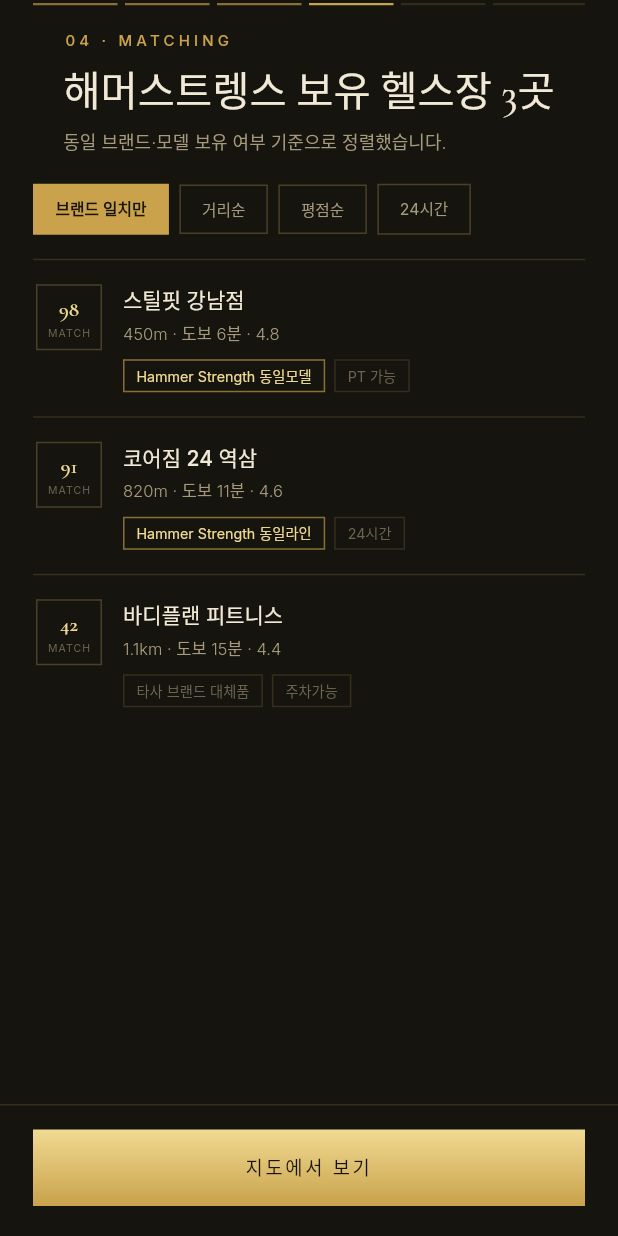
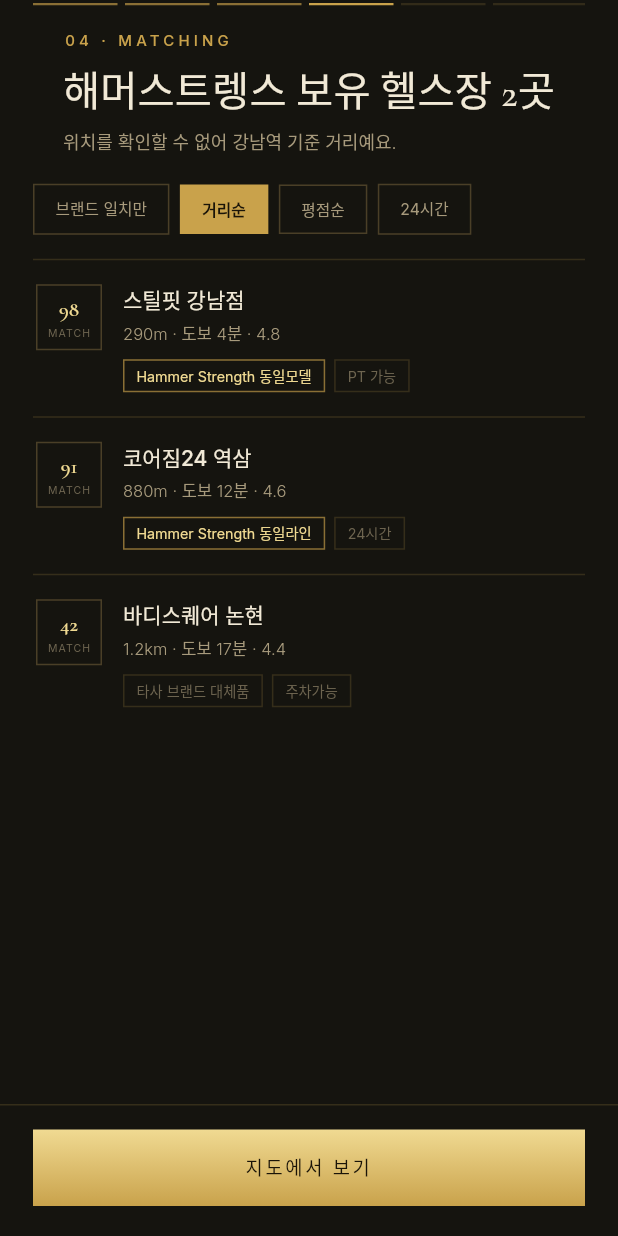
Before and after one commit to Seungho-Sohn/fit_link, a Flutter app: the GearFlow widget shown alone on an empty page, opened directly, after a tap on "사진 선택 또는 촬영", after a tap on "분석 결과 보기", after a tap on "이 브랜드로 헬스장 찾기", on a phone screen of 412 x 824 dp. Run offline on Flutter 3.47's test engine with Material 3 defaults, Android fonts, the phone set to English and light mode, and no system bars; our stand-ins replace flutter_map, geolocator, google_fonts, latlong2, shared_preferences; accounts and stored records are empty.

Commit message:
헬스장 지도를 실제 지도(OpenStreetMap)와 내 위치로 교체
- flutter_map + OSM 타일(API 키 불필요), 앱 테마에 맞춘 어두운 타일, 출처 표기
- geolocator로 현재 위치, 권한 거부·실패 시 강남역 기준으로 대체
- 목업 헬스장에 좌표 추가: 거리 문구를 저장값 대신 좌표로 계산 (홈 혼잡도 목록 포함)
- 기구 매칭 4~6단계: 실제 거리 표시, 필터(브랜드 일치·거리순·평점순·24시간) 동작,
  지도 핀으로 헬스장 선택, 선택한 헬스장 정보로 확정 화면 구성
  (매칭 목록의 '바디플랜 피트니스'는 공통 목업 '바디스퀘어 논현'으로 통일, 기본 필터는 거리순)
- 길찾기는 카카오맵 공개 링크로 외부 앱/브라우저 열기 (url_launcher)
- 권한: Android 인터넷·위치·https 링크, iOS 위치, macOS 네트워크·위치
- Dart SDK 하한 3.6 (flutter_map 요구사항)
- 지도·거리 테스트 2개 추가

Co-Authored-By: Claude Opus 5.5 <noreply@anthropic.com>

```diff
--- a/lib/data/mock_data.dart
+++ b/lib/data/mock_data.dart
@@ -1,4 +1,5 @@
 // HTML <script> 안의 하드코딩 데이터를 그대로 옮긴 목업 데이터
+import 'package:latlong2/latlong.dart';
 
 String won(num n) {
   final s = n.round().toString();
@@ -310,9 +311,10 @@ const news = [
 
 /* ===== 헬스장 혼잡도 ===== */
 class Gym {
-  final String name, dist;
+  final String name;
   final int now, area;
-  const Gym(this.name, this.dist, this.now, this.area);
+  final LatLng pos;
+  const Gym(this.name, this.now, this.area, this.pos);
   double get spp => area / now; // 1인당 평수
   int get dens {
     final d = (130 / spp).round();
@@ -320,13 +322,16 @@ class Gym {
   }
 }
 
+/// 목업 헬스장 (좌표는 강남 일대 실제 지역 기준의 가상 위치)
 const gyms = [
-  Gym('스틸핏 강남점', '450m · 도보 6분', 37, 150),
-  Gym('코어짐24 역삼', '820m · 도보 11분', 90, 120),
-  Gym('바디스퀘어 논현', '1.0km · 도보 14분', 62, 200),
-  Gym('아이언짐 삼성', '1.6km · 도보 21분', 128, 140),
-  Gym('머슬팩토리 선릉', '1.3km · 도보 17분', 200, 320),
+  Gym('스틸핏 강남점', 37, 150, LatLng(37.4997, 127.0300)),
+  Gym('코어짐24 역삼', 90, 120, LatLng(37.5009, 127.0368)),
+  Gym('바디스퀘어 논현', 62, 200, LatLng(37.5085, 127.0236)),
+  Gym('아이언짐 삼성', 128, 140, LatLng(37.5088, 127.0631)),
+  Gym('머슬팩토리 선릉', 200, 320, LatLng(37.5045, 127.0490)),
 ];
+
+Gym gymByName(String name) => gyms.firstWhere((g) => g.name == name);
 
 /* ===== PT 트레이너 ===== */
 class Trainer {
--- a/lib/screens/gear_flow.dart
+++ b/lib/screens/gear_flow.dart
@@ -1,21 +1,77 @@
 import 'package:flutter/material.dart';
+import 'package:latlong2/latlong.dart';
+import 'package:url_launcher/url_launcher.dart';
+import '../data/mock_data.dart';
+import '../services/location.dart';
 import '../state/app_state.dart';
 import '../theme.dart';
 import '../widgets/common.dart';
+import '../widgets/gym_map.dart';
+
+/// 기구 매칭 결과 (목업): 헬스장 · 매칭 점수 · 평점 · 태그 · 운영 시간
+const _matches = [
+  (gym: '스틸핏 강남점', score: 98, rating: 4.8, tag1: 'Hammer Strength 동일모델', tag2: 'PT 가능', has: true, hours: '06:00–24:00'),
+  (gym: '코어짐24 역삼', score: 91, rating: 4.6, tag1: 'Hammer Strength 동일라인', tag2: '24시간', has: true, hours: '24시간'),
+  (gym: '바디스퀘어 논현', score: 42, rating: 4.4, tag1: '타사 브랜드 대체품', tag2: '주차가능', has: false, hours: '06:00–23:00'),
+];
+
+typedef _Match = ({String gym, int score, double rating, String tag1, String tag2, bool has, String hours});
+
+const _filters = ['브랜드 일치만', '거리순', '평점순', '24시간'];
 
 /// 시그니처 기능: 기구 사진 → AI 브랜드·모델 인식 → 동일 기구 보유 헬스장 매칭 (6단계)
 class GearFlow extends StatefulWidget {
-  const GearFlow({super.key});
+  /// 테스트에서 주입: 위치 조회, 지도 타일 표시 여부
+  final Future<MyLocation> Function() locate;
+  final bool mapTiles;
+  const GearFlow({super.key, this.locate = currentLocation, this.mapTiles = true});
   @override
   State<GearFlow> createState() => _GearFlowState();
 }
 
 class _GearFlowState extends State<GearFlow> {
   int step = 1;
-  int filter = 0;
+  int filter = 1; // 거리순: 처음엔 모든 헬스장을 가까운 순으로
+  MyLocation? loc;
+  String selected = _matches.first.gym;
   AppState get s => AppState.I;
 
-  void go(int n) => setState(() => step = n);
+  LatLng get here => loc?.pos ?? gangnamStation;
+  Gym gymOf(_Match m) => gymByName(m.gym);
+  _Match get sel => _matches.firstWhere((m) => m.gym == selected);
+
+  void go(int n) {
+    setState(() => step = n);
+    if (n >= 4 && loc == null) _locate();
+  }
+
+  Future<void> _locate() async {
+    final l = await widget.locate();
+    if (mounted) setState(() => loc = l);
+  }
+
+  /// 선택한 필터에 맞춘 매칭 목록
+  List<_Match> get matches {
+    final list = [..._matches];
+    switch (_filters[filter]) {
+      case '브랜드 일치만':
+        list.retainWhere((m) => m.has);
+      case '거리순':
+        list.sort((a, b) => metersBetween(here, gymOf(a).pos).compareTo(metersBetween(here, gymOf(b).pos)));
+      case '평점순':
+        list.sort((a, b) => b.rating.compareTo(a.rating));
+      case '24시간':
+        list.retainWhere((m) => m.hours == '24시간');
+    }
+    return list;
+  }
+
+  Future<void> _directions() async {
+    final g = gymOf(sel);
+    // 카카오맵 길찾기 공개 링크 (키 불필요). 앱이 있으면 앱, 없으면 웹으로 열린다.
+    final url = Uri.parse('https://map.kakao.com/link/to/${Uri.encodeComponent(g.name)},${g.pos.latitude},${g.pos.longitude}');
+    if (!await launchUrl(url, mode: LaunchMode.externalApplication)) s.toast('지도 앱을 열지 못했어요');
+  }
 
   @override
   Widget build(BuildContext context) {
@@ -94,37 +150,63 @@ class _GearFlowState extends State<GearFlow> {
           ],
         );
       case 4:
+        final list = matches;
         return ScreenFrame(
-          header: const StepTitle(eyebrow: '04 · Matching', title: '해머스트렝스 보유 헬스장 3곳', desc: '동일 브랜드·모델 보유 여부 기준으로 정렬했습니다.'),
+          header: StepTitle(eyebrow: '04 · Matching', title: '해머스트렝스 보유 헬스장 ${_matches.where((m) => m.has).length}곳', desc: loc == null ? '내 위치를 확인하고 있어요…' : (loc!.real ? '내 위치 기준 거리예요.' : '위치를 확인할 수 없어 강남역 기준 거리예요.')),
           footer: [GoldButton('지도에서 보기', onTap: () => go(5))],
           children: [
-            ChipRow(items: const ['브랜드 일치만', '거리순', '평점순', '24시간'], selected: const ['브랜드 일치만', '거리순', '평점순', '24시간'][filter], solid: true, onSelect: (v) => setState(() => filter = const ['브랜드 일치만', '거리순', '평점순', '24시간'].indexOf(v))),
+            ChipRow(items: _filters, selected: _filters[filter], solid: true, onSelect: (v) => setState(() => filter = _filters.indexOf(v))),
             const SizedBox(height: 16),
-            _gym('98', '스틸핏 강남점', '450m · 도보 6분 · 4.8', 'Hammer Strength 동일모델', 'PT 가능', true),
-            _gym('91', '코어짐 24 역삼', '820m · 도보 11분 · 4.6', 'Hammer Strength 동일라인', '24시간', true),
-            _gym('42', '바디플랜 피트니스', '1.1km · 도보 15분 · 4.4', '타사 브랜드 대체품', '주차가능', false),
+            for (final m in list) _gym(m),
+            if (list.isEmpty) Padding(padding: const EdgeInsets.only(top: 20), child: Text('조건에 맞는 헬스장이 없어요.', style: F.inter(size: 11, color: C.textFaint))),
           ],
         );
       case 5:
+        final g = gymOf(sel);
         return ScreenFrame(
-          header: const StepTitle(eyebrow: '05 · Map', title: '지도에서 위치 확인', desc: '내 위치 기준으로 매칭된 헬스장입니다.'),
-          footer: [GoldButton('리스트로 돌아가기', ghost: true, onTap: () => go(4))],
-          children: [_map()],
+          header: StepTitle(eyebrow: '05 · Map', title: '지도에서 위치 확인', desc: loc?.real == true ? '내 위치 기준으로 매칭된 헬스장입니다.' : '위치 권한이 없으면 강남역을 기준으로 보여드려요.'),
+          footer: [
+            GoldButton('이 헬스장 선택', onTap: () => go(6)),
+            GoldButton('리스트로 돌아가기', ghost: true, margin: const EdgeInsets.only(top: 10), onTap: () => go(4)),
+          ],
+          children: [
+            GymMap(
+              key: ValueKey(here),
+              me: here,
+              meIsReal: loc?.real ?? false,
+              pins: [for (final m in _matches) (id: m.gym, pos: gymOf(m).pos, label: '${m.gym.split(' ').first} · ${m.score}')],
+              selectedId: selected,
+              onSelect: (id) => setState(() => selected = id),
+              showTiles: widget.mapTiles,
+            ),
+            Box(
+              margin: const EdgeInsets.only(top: 12),
+              padding: const EdgeInsets.symmetric(horizontal: 16, vertical: 14),
+              border: C.hairline,
+              child: Column(crossAxisAlignment: CrossAxisAlignment.start, children: [
+                Text(g.name, style: F.inter(size: 13, w: FontWeight.w500)),
+                const SizedBox(height: 3),
+                Text('${distanceLabel(here, g.pos)} · ${sel.tag1} · ${sel.score} 매칭', style: F.inter(size: 10.5, color: C.textDim, w: FontWeight.w300)),
+              ]),
+            ),
+          ],
         );
       case 6:
+        final g = gymOf(sel);
+        final d = distanceLabel(here, g.pos);
         return ScreenFrame(
           header: const StepTitle(eyebrow: '06 · Confirmed', title: '헬스장이 선택됐습니다'),
           footer: [
-            GoldButton('길찾기 시작', onTap: () => go(5)),
+            GoldButton('길찾기 시작 (카카오맵)', onTap: _directions),
             GoldButton('이 운동에 필요한 장비, 마켓에서 보기', ghost: true, margin: const EdgeInsets.only(top: 10), onTap: () => s.go(AppPage.market)),
           ],
-          children: const [
-            ConfirmHero('스틸핏 강남점', '선택한 Hammer Strength 기구를 보유 중이며,\n현재 위치에서 도보 6분 거리입니다.'),
+          children: [
+            ConfirmHero(g.name, sel.has ? '선택한 Hammer Strength 기구를 보유 중이며,\n현재 위치에서 ${d.split(' · ').first} 거리입니다.' : '같은 브랜드는 없지만 대체 기구를 보유 중이며,\n현재 위치에서 ${d.split(' · ').first} 거리입니다.'),
             DetailList([
-              ('기구 매칭률', '98%'),
-              ('거리', '450m'),
-              ('예상 도보', '6분'),
-              ('운영 시간', '06:00–24:00'),
+              ('기구 매칭률', '${sel.score}%'),
+              ('거리', d.split(' · ').first),
+              ('예상 도보', d.contains('도보') ? d.split('도보 ').last : '도보 1시간 이상'),
+              ('운영 시간', sel.hours),
             ]),
           ],
         );
@@ -156,8 +238,11 @@ class _GearFlowState extends State<GearFlow> {
         ),
       );
 
-  Widget _gym(String n, String name, String meta, String tag1, String tag2, bool has) => GestureDetector(
-        onTap: () => go(5),
+  Widget _gym(_Match m) => GestureDetector(
+        onTap: () {
+          setState(() => selected = m.gym);
+          go(5);
+        },
         child: Divided(
           top: true,
           padding: const EdgeInsets.symmetric(vertical: 16, horizontal: 2),
@@ -167,102 +252,26 @@ class _GearFlowState extends State<GearFlow> {
               height: 44,
               decoration: BoxDecoration(border: Border.all(color: C.hairline)),
               child: Column(mainAxisAlignment: MainAxisAlignment.center, children: [
-                Text(n, style: F.gnum(size: 14)),
+                Text('${m.score}', style: F.gnum(size: 14)),
                 Text('MATCH', style: F.inter(size: 7, color: C.textFaint, ls: .1)),
               ]),
             ),
             const SizedBox(width: 14),
             Expanded(
               child: Column(crossAxisAlignment: CrossAxisAlignment.start, children: [
-                Text(name, style: F.inter(size: 14, w: FontWeight.w500)),
+                Text(m.gym, style: F.inter(size: 14, w: FontWeight.w500)),
                 const SizedBox(height: 4),
-                Text(meta, style: F.inter(size: 11, color: C.textDim, w: FontWeight.w300)),
+                Text('${distanceLabel(here, gymOf(m).pos)} · ${m.rating}', style: F.inter(size: 11, color: C.textDim, w: FontWeight.w300)),
                 const SizedBox(height: 9),
                 Wrap(spacing: 6, children: [
-                  Tag(tag1, color: has ? C.goldBright : C.textFaint, border: has ? C.goldDim : C.hairlineSoft),
-                  Tag(tag2),
+                  Tag(m.tag1, color: m.has ? C.goldBright : C.textFaint, border: m.has ? C.goldDim : C.hairlineSoft),
+                  Tag(m.tag2),
                 ]),
               ]),
             ),
           ]),
         ),
       );
-
-  Widget _map() {
-    Widget pin(double x, double y, String label, {bool me = false, bool sel = false}) => Align(
-          alignment: Alignment(x * 2 - 1, y * 2 - 1),
-          child: Column(mainAxisSize: MainAxisSize.min, children: [
-            Transform.rotate(
-              angle: .785,
-              child: Container(
-                width: sel ? 18 : 14,
-                height: sel ? 18 : 14,
-                decoration: BoxDecoration(
-                  color: me ? C.ivory : (sel ? C.goldBright : C.goldDim),
-                  border: Border.all(color: C.onyx),
-                  borderRadius: const BorderRadius.only(topLeft: Radius.circular(9), topRight: Radius.circular(9), bottomRight: Radius.circular(9)),
-                ),
-              ),
-            ),
-            const SizedBox(height: 5),
-            Container(
-              padding: const EdgeInsets.symmetric(horizontal: 7, vertical: 3),
-              decoration: BoxDecoration(color: const Color(0xE60A0A0B), border: Border.all(color: C.hairlineSoft)),
-              child: Text(label, style: F.inter(size: 9, ls: .03)),
-            ),
-          ]),
-        );
-    return Container(
-      height: 390,
-      decoration: BoxDecoration(color: const Color(0xFF131109), border: Border.all(color: C.hairlineSoft)),
-      child: Stack(children: [
-        const Positioned.fill(child: CustomPaint(painter: _GridPainter())),
-        pin(.52, .74, '나', me: true),
-        pin(.34, .34, '스틸핏 강남 · 98', sel: true),
-        pin(.70, .26, '코어짐24 · 91'),
-        pin(.78, .58, '바디플랜 · 42'),
-        Positioned(
-          left: 16,
-          right: 16,
-          bottom: 16,
-          child: Container(
-            padding: const EdgeInsets.symmetric(horizontal: 16, vertical: 14),
-            decoration: BoxDecoration(color: const Color(0xF015140F), border: Border.all(color: C.hairline)),
-            child: Row(children: [
-              Expanded(
-                child: Column(crossAxisAlignment: CrossAxisAlignment.start, children: [
-                  Text('스틸핏 강남점', style: F.inter(size: 13, w: FontWeight.w500)),
-                  const SizedBox(height: 3),
-                  Text('450m · Hammer Strength 보유 · 98 매칭', style: F.inter(size: 10.5, color: C.textDim, w: FontWeight.w300)),
-                ]),
-              ),
-              GestureDetector(
-                onTap: () => go(6),
-                child: Container(color: C.gold, padding: const EdgeInsets.symmetric(horizontal: 14, vertical: 9), child: Text('선택', style: F.inter(size: 10.5, w: FontWeight.w600, color: C.ink, ls: .08))),
-              ),
-            ]),
-          ),
-        ),
-      ]),
-    );
-  }
-}
-
-class _GridPainter extends CustomPainter {
-  const _GridPainter();
-  @override
-  void paint(Canvas canvas, Size size) {
-    final p = Paint()..color = C.goldA(.06);
-    for (double x = 0; x < size.width; x += 34) {
-      canvas.drawRect(Rect.fromLTWH(x, 0, 1, size.height), p);
-    }
-    for (double y = 0; y < size.height; y += 34) {
-      canvas.drawRect(Rect.fromLTWH(0, y, size.width, 1), p);
-    }
-  }
-
-  @override
-  bool shouldRepaint(covariant CustomPainter oldDelegate) => false;
 }
 
 /// 분석 화면의 기구 라인 일러스트 (원본 viewBox 100x140)
--- a/lib/screens/home_screen.dart
+++ b/lib/screens/home_screen.dart
@@ -1,5 +1,6 @@
 import 'package:flutter/material.dart';
 import '../data/mock_data.dart';
+import '../services/location.dart';
 import '../state/app_state.dart';
 import '../theme.dart';
 import '../widgets/common.dart';
@@ -277,7 +278,7 @@ class _HomeScreenState extends State<HomeScreen> {
                 ],
               ]),
               const SizedBox(height: 4),
-              Text('${g.dist} · ${g.area}평', style: F.inter(size: 10.5, color: C.textDim, w: FontWeight.w300)),
+              Text('${distanceLabel(gangnamStation, g.pos)} · ${g.area}평', style: F.inter(size: 10.5, color: C.textDim, w: FontWeight.w300)),
               if (pick) Padding(padding: const EdgeInsets.only(top: 7), child: Text(reason, style: F.inter(size: 10, color: C.goldBright))),
             ]),
           ),
--- /dev/null
+++ b/lib/services/location.dart
@@ -0,0 +1,36 @@
+import 'package:geolocator/geolocator.dart';
+import 'package:latlong2/latlong.dart';
+
+/// 위치를 못 받을 때(권한 거부·미지원·타임아웃) 쓰는 기준점. 목업 헬스장들이 강남 일대에 있다.
+const gangnamStation = LatLng(37.4979, 127.0276);
+
+typedef MyLocation = ({LatLng pos, bool real});
+
+/// 현재 위치. 실패하면 [gangnamStation] (real == false).
+Future<MyLocation> currentLocation({Duration timeout = const Duration(seconds: 8)}) async {
+  try {
+    if (!await Geolocator.isLocationServiceEnabled()) return (pos: gangnamStation, real: false);
+    var perm = await Geolocator.checkPermission();
+    if (perm == LocationPermission.denied) perm = await Geolocator.requestPermission();
+    if (perm == LocationPermission.denied || perm == LocationPermission.deniedForever) return (pos: gangnamStation, real: false);
+    final p = await Geolocator.getCurrentPosition(
+      locationSettings: LocationSettings(accuracy: LocationAccuracy.medium, timeLimit: timeout),
+    );
+    return (pos: LatLng(p.latitude, p.longitude), real: true);
+  } catch (_) {
+    return (pos: gangnamStation, real: false);
+  }
+}
+
+const _distance = Distance();
+
+/// 두 지점 사이 직선거리(m)
+double metersBetween(LatLng a, LatLng b) => _distance.as(LengthUnit.Meter, a, b);
+
+/// '450m · 도보 6분' / '1.6km · 도보 21분' / '12.3km' (도보 1시간 넘으면 도보 시간 생략)
+String distanceLabel(LatLng from, LatLng to) {
+  final m = metersBetween(from, to);
+  final d = m < 1000 ? '${(m / 10).round() * 10}m' : '${(m / 1000).toStringAsFixed(1)}km';
+  final walk = (m / 75).ceil(); // 분당 약 75m
+  return walk <= 60 ? '$d · 도보 $walk분' : d;
+}
--- a/pubspec.yaml
+++ b/pubspec.yaml
@@ -4,13 +4,17 @@ publish_to: 'none'
 version: 1.0.0+1
 
 environment:
-  sdk: '>=3.5.0 <4.0.0'
+  sdk: '>=3.6.0 <4.0.0'
 
 dependencies:
   flutter:
     sdk: flutter
+  flutter_map: ^8.3.2
+  geolocator: ^14.1.2
   google_fonts: ^6.2.1
+  latlong2: ^0.10.1
   shared_preferences: ^2.5.6
+  url_launcher: ^6.3.3
 
 dev_dependencies:
   flutter_test:
```
Also changed, not shown: lib/widgets/gym_map.dart (added, +113 -0 lines), pubspec.lock, 12 other files.
